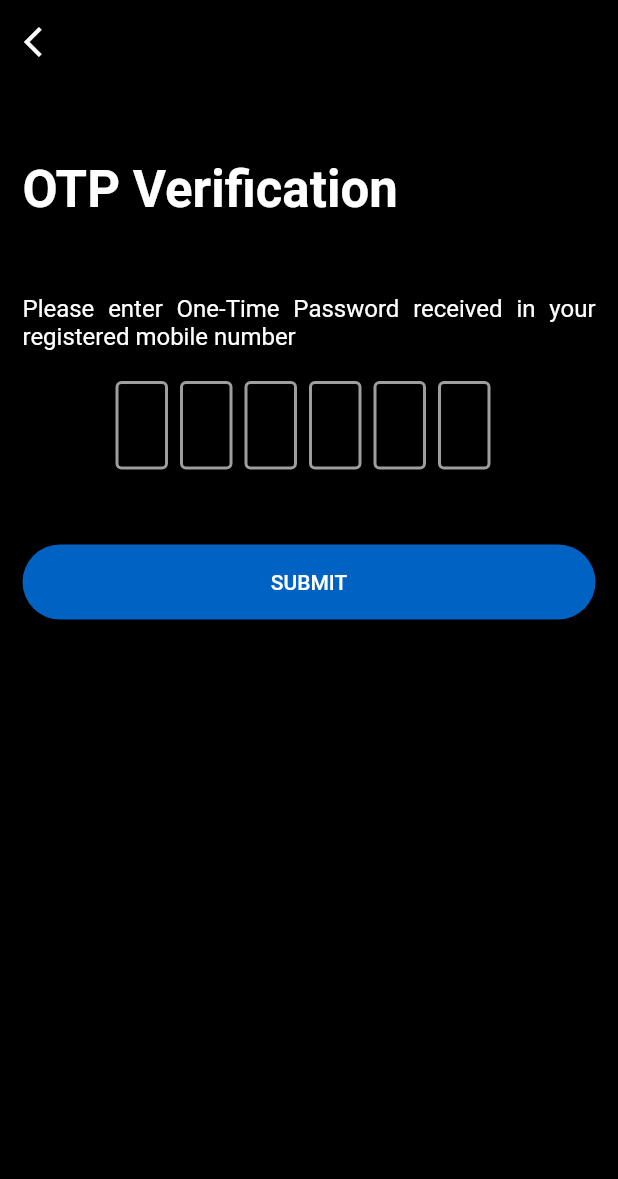
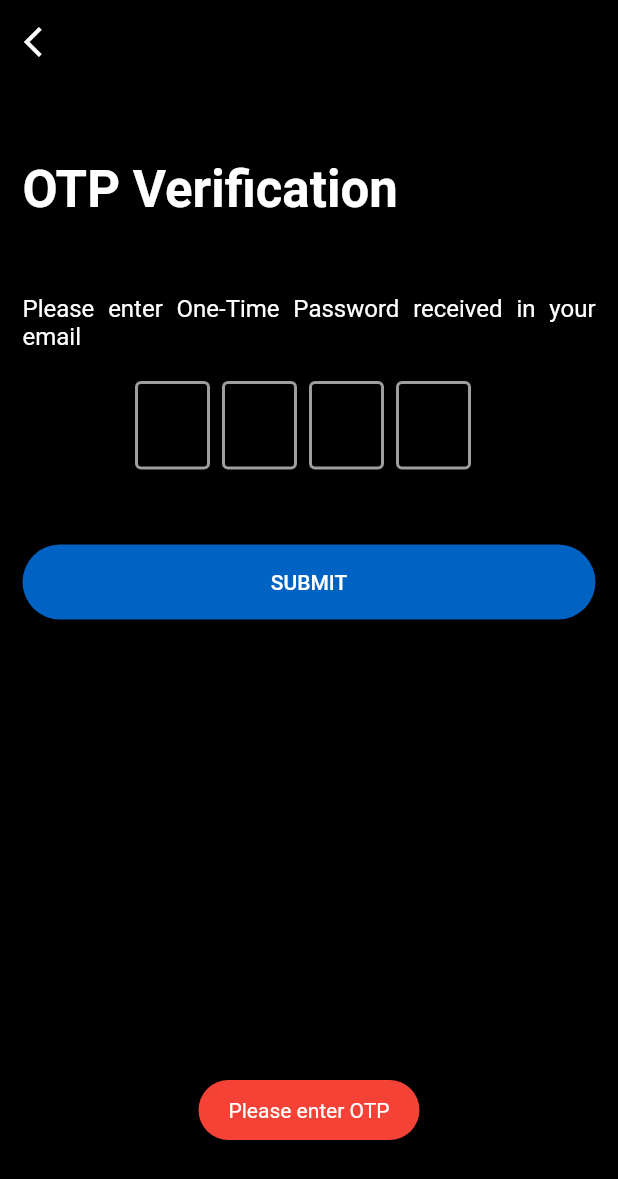
Before and after one commit to Siyahm/Time4Deal, a Flutter app: the OtpScreen screen opened directly with empty values, after a tap on "SUBMIT", on a phone screen of 412 x 824 dp. Shown: the top 1179 px of the screen. Run offline on Flutter 3.47's test engine with Material 2 defaults, Android fonts, the light colour scheme and no system bars; drawn by our look-alikes of flutter_otp_text_field; our stand-ins replace dio, fluttertoast, google_sign_in; accounts and stored records are empty.

```diff
--- a/lib/constants/api_endpoints.dart
+++ b/lib/constants/api_endpoints.dart
@@ -4,4 +4,5 @@ class ApiEndPoints {
   static const String signIn = "auth/login";
   static const String checkUser = 'users/';
   static const String setPassword = "auth/password";
+  static const String googleLogin = "auth/google";
 }
--- a/lib/constants/app_urls.dart
+++ b/lib/constants/app_urls.dart
@@ -1,3 +1,3 @@
 class AppUrls {
-  static const String mainUrl = "http://172.16.4.73:5003/api/v1/";
+  static const String mainUrl = "http://172.16.2.141:5006/api/v1/";
 }
--- a/lib/controller/forgot_password_controller/forgot_password_provider.dart
+++ b/lib/controller/forgot_password_controller/forgot_password_provider.dart
@@ -1,31 +1,33 @@
 import 'dart:developer';
 
 import 'package:flutter/cupertino.dart';
-import 'package:time4deal/models/forgot_password/forgot_password.dart';
+import 'package:time4deal/helpers/app_colors.dart';
 import 'package:time4deal/models/otp_verification/otp_screen_action_enum.dart';
+import 'package:time4deal/models/user_model/user_model.dart';
 import 'package:time4deal/routes/rout_names.dart';
-import 'package:time4deal/service/forgot_password_service/forgot_password_service.dart';
+import 'package:time4deal/service/forgot_password_service/get_user_service.dart';
 import 'package:time4deal/service/otp_service/otp_service.dart';
+import 'package:time4deal/utils/custom_toast.dart';
 import 'package:time4deal/view/otp_screen/otp_arguments.dart';
 
 class ForgotPasswordProvider with ChangeNotifier {
   final TextEditingController emailFieldControl = TextEditingController();
-  ForgotPasswordModel? forgotPasswordModel;
-  ForgotPasswordModel? user;
+
+  UserModel? user;
   bool isLoading = false;
 
   void onSendButtonPressed(
       GlobalKey<FormState> formKey, BuildContext context) async {
-    isLoading = true;
-    notifyListeners();
     if (formKey.currentState!.validate()) {
-      ForgotPasswordModel forgotPasswordModel =
-          ForgotPasswordModel(email: emailFieldControl.text);
+      isLoading = true;
+      notifyListeners();
+      // ForgotPasswordModel forgotPasswordModel =
+      //     ForgotPasswordModel(email: emailFieldControl.text);
       final args = OtpArguments(
           otpScreenActionEnum: OtpScreenActionEnum.forgotPasswordOtp);
-      user = await ForgotPasswordService().getUser(forgotPasswordModel);
+      user = await GetUserService().getUser(emailFieldControl.text);
       if (user != null) {
-        OtpServices().sendOtp(user!.phone).then((value) {
+        OtpServices().sendOtp(user!.email).then((value) {
           isLoading = false;
           notifyListeners();
           Navigator.pushNamed(context, RouteNames.otpVerificationScreen,
@@ -33,9 +35,12 @@ class ForgotPasswordProvider with ChangeNotifier {
         });
 
         log('send OTP');
+      } else {
+        customToast('User already exist', AppColors.redColor);
+        log('nothing');
+        isLoading = false;
+        notifyListeners();
       }
-      isLoading = false;
-      notifyListeners();
     }
   }
 }
--- a/lib/controller/otp_controller/otp_controller.dart
+++ b/lib/controller/otp_controller/otp_controller.dart
@@ -21,6 +21,9 @@ class OtpProvider with ChangeNotifier {
       OtpVerificationModel otpVerificationModel,
       OtpScreenActionEnum otpEnum,
       BuildContext context) async {
+    if (otp == null) {
+      return customToast('Please enter OTP', AppColors.redColor);
+    } else {
       isLoading = true;
       notifyListeners();
       OtpServices().verifyOtp(otpVerificationModel).then((value) {
@@ -34,7 +37,8 @@ class OtpProvider with ChangeNotifier {
           } else if (otpEnum == OtpScreenActionEnum.forgotPasswordOtp) {
             isLoading = false;
             notifyListeners();
-          Navigator.of(context).pushReplacementNamed(RouteNames.passwordReset);
+            Navigator.of(context)
+                .pushReplacementNamed(RouteNames.passwordReset);
           } else if (otpEnum == OtpScreenActionEnum.editUserOtp) {
             //
           }
@@ -46,3 +50,4 @@ class OtpProvider with ChangeNotifier {
       });
     }
   }
+}
--- a/lib/controller/sign_up_controller/sign_up_provider.dart
+++ b/lib/controller/sign_up_controller/sign_up_provider.dart
@@ -1,10 +1,13 @@
 import 'dart:developer';
 
 import 'package:flutter/cupertino.dart';
+import 'package:time4deal/helpers/app_colors.dart';
 import 'package:time4deal/models/otp_verification/otp_screen_action_enum.dart';
 import 'package:time4deal/models/sign_up_model/sign_up_model.dart';
 import 'package:time4deal/routes/rout_names.dart';
+import 'package:time4deal/service/forgot_password_service/get_user_service.dart';
 import 'package:time4deal/service/otp_service/otp_service.dart';
+import 'package:time4deal/utils/custom_toast.dart';
 import 'package:time4deal/view/otp_screen/otp_arguments.dart';
 
 class SignUpProvider with ChangeNotifier {
@@ -31,7 +34,9 @@ class SignUpProvider with ChangeNotifier {
     log(signUpModel.toJson().toString());
 
     if (signUpFormKey.currentState!.validate()) {
-      await OtpServices().sendOtp(signUpModel.phone);
+      await GetUserService().getUser(emailController.text).then((value) {
+        if (value == null) {
+          OtpServices().sendOtp(signUpModel.email);
           final args = OtpArguments(
               signUpModel: signUpModel,
               otpScreenActionEnum: OtpScreenActionEnum.signUpOtp);
@@ -40,6 +45,12 @@ class SignUpProvider with ChangeNotifier {
 
           Navigator.pushNamed(context, RouteNames.otpVerificationScreen,
               arguments: args);
+        } else {
+          customToast('Email already regitered', AppColors.redColor);
+          isLoading = false;
+          notifyListeners();
+        }
+      });
     }
   }
 
--- a/lib/models/forgot_password/forgot_password.dart
+++ b/lib/models/forgot_password/forgot_password.dart
@@ -1,27 +1,27 @@
-class ForgotPasswordModel {
-  String? fullname;
-  String? email;
-  String? password;
-  String? phone;
+// class ForgotPasswordModel {
+//   String? fullname;
+//   String? email;
+//   String? password;
+//   String? phone;
 
-  ForgotPasswordModel({
-    this.fullname,
-    this.email,
-    this.password,
-    this.phone,
-  });
+//   ForgotPasswordModel({
+//     this.fullname,
+//     this.email,
+//     this.password,
+//     this.phone,
+//   });
 
-  Map<String, dynamic> toJson() {
-    return {
-      'email': email,
-    };
-  }
+//   Map<String, dynamic> toJson() {
+//     return {
+//       'email': email,
+//     };
+//   }
 
-  factory ForgotPasswordModel.fromJson(Map<String, dynamic> jSon) {
-    return ForgotPasswordModel(
-        fullname: jSon['fullname'],
-        email: jSon['email'],
-        password: jSon['password'],
-        phone: jSon['phone']);
-  }
-}
+//   factory ForgotPasswordModel.fromJson(Map<String, dynamic> jSon) {
+//     return ForgotPasswordModel(
+//         fullname: jSon['fullname'],
+//         email: jSon['email'],
+//         password: jSon['password'],
+//         phone: jSon['phone']);
+//   }
+// }
--- a/lib/models/otp_verification/otp_verification.dart
+++ b/lib/models/otp_verification/otp_verification.dart
@@ -1,15 +1,15 @@
 class OtpVerificationModel {
   String? otp;
-  String? phone;
+  String? email;
 
   OtpVerificationModel({
     required this.otp,
-    required this.phone,
+    required this.email,
   });
 
   Map<String, dynamic> toJson() {
     return {
-      'phone': phone,
+      'email': email,
       'otp': otp,
     };
   }
--- a/lib/models/sign_in_model/sign_in_model.dart
+++ /dev/null
@@ -1,23 +0,0 @@
-class SignInModel {
-  String? email;
-  String? password;
-
-  SignInModel({
-    required this.email,
-    required this.password,
-  });
-
-  factory SignInModel.fromJson(Map<String, dynamic> json) {
-    return SignInModel(
-      email: json["email"],
-      password: json["password"],
-    );
-  }
-
-  Map<String, dynamic> toJson() {
-    return {
-      'email': email,
-      'password': password,
-    };
-  }
-}
--- /dev/null
+++ b/lib/models/user_model/user_model.dart
@@ -0,0 +1,32 @@
+class UserModel {
+  String? id;
+  String? fullnaem;
+  String? email;
+  String? password;
+  String? phone;
+
+  UserModel({
+    required this.id,
+    required this.fullnaem,
+    required this.email,
+    required this.password,
+    required this.phone,
+  });
+
+  factory UserModel.fromJson(Map<String, dynamic> json) {
+    return UserModel(
+      id: json["_id"],
+      fullnaem: json["fullname"],
+      email: json["email"],
+      password: json["password"],
+      phone: json["phone"],
+    );
+  }
+
+  // Map<String, dynamic> toJson() {
+  //   return {
+  //     'email': email,
+  //     'password': password,
+  //   };
+  // }
+}
--- a/lib/service/forgot_password_service/forgot_password_service.dart
+++ b/lib/service/forgot_password_service/get_user_service.dart
@@ -1,33 +1,32 @@
-import 'dart:convert';
 import 'dart:developer';
 
 import 'package:dio/dio.dart';
-import 'package:flutter/material.dart';
 import 'package:time4deal/constants/api_endpoints.dart';
 import 'package:time4deal/constants/app_urls.dart';
 import 'package:time4deal/helpers/app_exceptions.dart';
-import 'package:time4deal/models/forgot_password/forgot_password.dart';
-import 'package:time4deal/utils/custom_toast.dart';
+import 'package:time4deal/models/user_model/user_model.dart';
 
-class ForgotPasswordService {
-  Future<ForgotPasswordModel?> getUser(
-      ForgotPasswordModel forgotPasswordModel) async {
+class GetUserService {
+  Future<UserModel?> getUser(String email) async {
     log('get user called');
     try {
       const url = AppUrls.mainUrl + ApiEndPoints.checkUser;
-      log(forgotPasswordModel.email.toString());
+      log(email.toString());
       final Response<dynamic> response = await Dio().get(
         url,
-        queryParameters: forgotPasswordModel.toJson(),
+        queryParameters: {'email': email},
       );
+      log(response.statusCode.toString());
       if (response.statusCode == 200) {
-        return ForgotPasswordModel.fromJson(response.data);
+        return UserModel.fromJson(response.data);
       } else if (response.statusCode == 201) {
-        customToast('User not found', Colors.red);
+        // customToast('User not found', Colors.red);
         return null;
       }
       log(response.statusCode.toString());
     } catch (e) {
+      log('entered catch');
+      log(e.toString());
       AppExceptions.handleError(e);
     }
     return null;
--- a/lib/service/otp_service/otp_service.dart
+++ b/lib/service/otp_service/otp_service.dart
@@ -9,12 +9,13 @@ import 'package:time4deal/models/otp_verification/otp_verification.dart';
 class OtpServices {
   final dio = Dio();
 
-  Future<String?> sendOtp(phone) async {
+  Future<String?> sendOtp(email) async {
     try {
       Response response = await dio.get(
         AppUrls.mainUrl + ApiEndPoints.verifyOrSendOtp,
-        queryParameters: {'phone': phone},
+        queryParameters: {'email': email},
       );
+      log(email.toString());
       log(
         response.statusCode.toString(),
       );
@@ -32,6 +33,7 @@ class OtpServices {
 
   Future<bool> verifyOtp(OtpVerificationModel otpVerificationModel) async {
     try {
+      log('try entered');
       const url = AppUrls.mainUrl + ApiEndPoints.verifyOrSendOtp;
       Response response = await Dio().post(
         url,
--- a/lib/view/otp_screen/otp_screen.dart
+++ b/lib/view/otp_screen/otp_screen.dart
@@ -50,15 +50,15 @@ class OtpScreen extends StatelessWidget {
               ),
               SizedBoxes.heightBox50,
               const Text(
-                'Please enter One-Time Password received in your registered mobile number',
+                'Please enter One-Time Password received in your email',
                 style: AppTextStyles.normalText,
                 textAlign: TextAlign.justify,
               ),
               SizedBoxes.heightBox20,
               OtpTextField(
-                numberOfFields: 6,
+                numberOfFields: 4,
                 showFieldAsBox: true,
-                fieldWidth: 35,
+                fieldWidth: 50,
                 enabledBorderColor: AppColors.greyColor,
                 focusedBorderColor: AppColors.whiteColor,
                 cursorColor: AppColors.dimWhiteColor,
@@ -66,8 +66,7 @@ class OtpScreen extends StatelessWidget {
                   otpProvider.otp = code;
                 },
               ),
-              SizedBoxes.heightBox20,
-              SizedBoxes.heightBox30,
+              SizedBoxes.heightBox50,
               Consumer<OtpProvider>(
                 builder: (context, value, child) {
                   return LongElevatedButton(
@@ -75,7 +74,7 @@ class OtpScreen extends StatelessWidget {
                       if (otpScreenActionEnum ==
                           OtpScreenActionEnum.signUpOtp) {
                         final model = OtpVerificationModel(
-                            otp: value.otp, phone: signUpModel!.phone);
+                            otp: value.otp, email: signUpModel!.email);
 
                         // log("I am model ${model.toJson().toString()}");
                         value.onPressedSubmitButton(
@@ -84,7 +83,7 @@ class OtpScreen extends StatelessWidget {
                           OtpScreenActionEnum.forgotPasswordOtp) {
                         final model = OtpVerificationModel(
                             otp: value.otp,
-                            phone: forgotPasswordProvider.user!.phone);
+                            email: forgotPasswordProvider.user!.email);
 
                         // log("I am model ${model.toJson().toString()}");
                         value.onPressedSubmitButton(
```
Also changed, not shown: lib/controller/sign_in_controller/sign_in_provider.dart (+26 -7 lines), lib/service/google_sign_in/google_sign_in_service.dart (deleted, +0 -17 lines), lib/service/sign_in_service/sign_in_servide.dart (+35 -4 lines), lib/service/sign_up_service/sign_up_service.dart (+8 -1 lines), lib/view/sign_in/sign_in_scren.dart (+13 -3 lines). Lines whose indentation alone changed are shown as unchanged.
